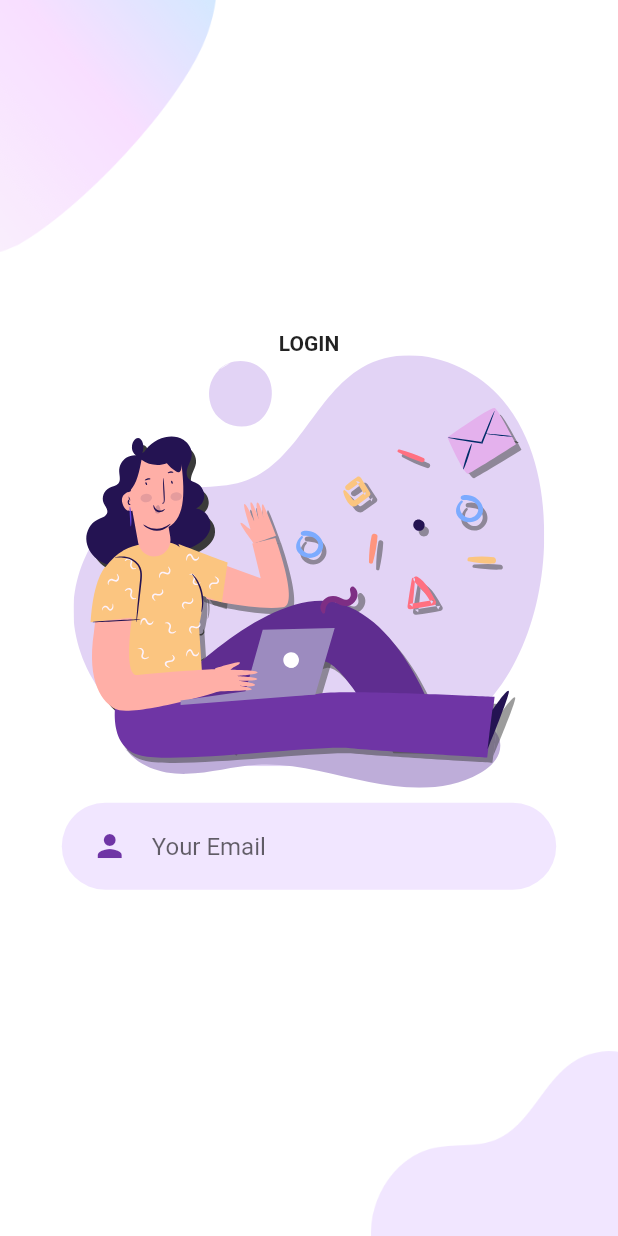
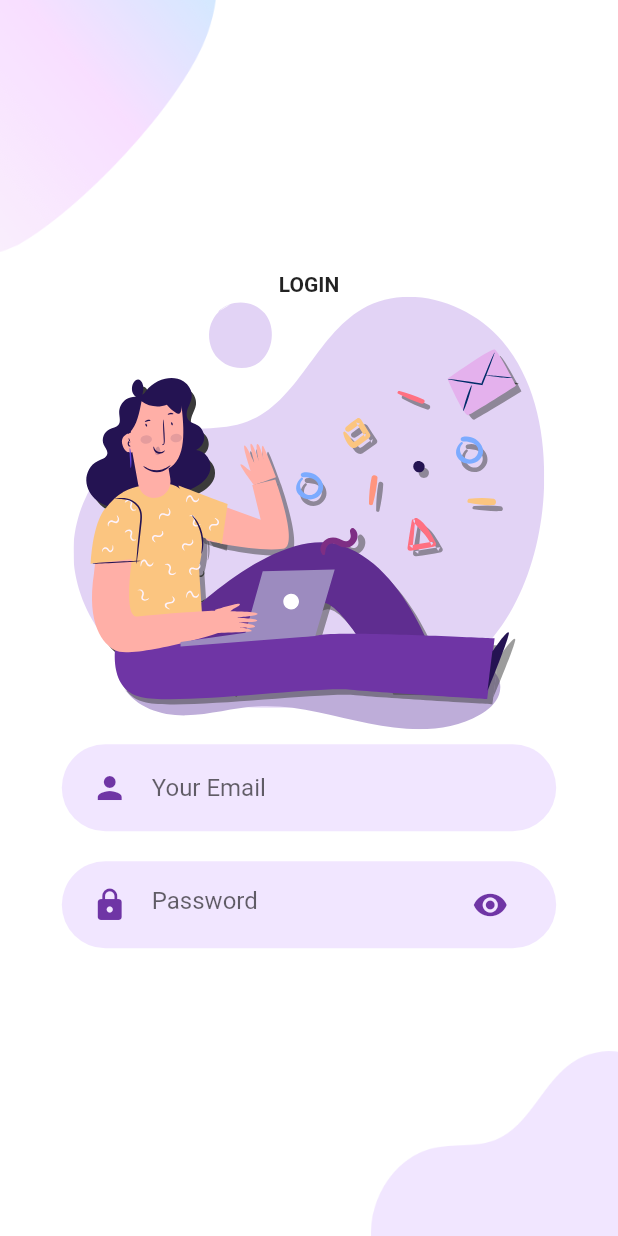
Before and after one commit to PawankumarPK/GamingApp, a Flutter app: the screen it shows after launch, after a tap on "LOGIN", on a phone screen of 412 x 824 dp. Run offline on Flutter 3.47's test engine with Material 2 defaults, Android fonts, the phone set to English and light mode, and no system bars; our stand-ins replace flutter_svg.

Commit message:
password editext added

```diff
--- a/lib/screens/Welcome/login/component/body.dart
+++ b/lib/screens/Welcome/login/component/body.dart
@@ -1,5 +1,7 @@
 import 'package:agami_dummy/constant.dart';
 import 'package:agami_dummy/screens/Welcome/login/component/background.dart';
+import 'package:agami_dummy/screens/Welcome/login/component/round_input_field.dart';
+import 'package:agami_dummy/screens/Welcome/login/component/textfield_container.dart';
 import 'package:flutter/material.dart';
 import 'package:flutter_svg/flutter_svg.dart';
 
@@ -20,13 +22,23 @@ class Body extends StatelessWidget {
               "assets/icons/login.svg",
               height: size.height * 0.35,
             ),
-            TextFieldContainer(child: TextField(
+            RoundedInputField(
+              hintText: "Your Email",
+              onChanged: (value) {},
+            ),
+            TextFieldContainer(
+              child: TextField(
+                obscureText: true,
                 decoration: InputDecoration(
+                  hintText: "Password",
                   icon: Icon(
-                Icons.person,
+                    Icons.lock,
+                    color:kPrimaryColor
+                  ),
+                  suffixIcon: Icon(
+                    Icons.visibility,
                     color: kPrimaryColor,
                   ),
-              hintText: "Your Email",
                   border: InputBorder.none
                 ),
               ),
@@ -37,26 +49,3 @@ class Body extends StatelessWidget {
     );
   }
 }
-
-class TextFieldContainer extends StatelessWidget {
-  final Widget child;
-
-  const TextFieldContainer({
-    Key key,
-    this.child,
-  }) : super(key: key);
-
-  @override
-  Widget build(BuildContext context) {
-    Size size = MediaQuery.of(context).size;
-    return Container(
-      margin: EdgeInsets.symmetric(vertical: 10),
-      padding: EdgeInsets.symmetric(horizontal: 20, vertical: 5),
-      width: size.width * 0.8,
-      decoration: BoxDecoration(
-          color: kPrimaryLightColor, borderRadius: BorderRadius.circular(29)
-      ),
-      child: child,
-    );
-  }
-}
--- /dev/null
+++ b/lib/screens/Welcome/login/component/round_input_field.dart
@@ -0,0 +1,33 @@
+import 'package:agami_dummy/screens/Welcome/login/component/textfield_container.dart';
+import 'package:flutter/material.dart';
+
+import '../../../../constant.dart';
+
+class RoundedInputField extends StatelessWidget {
+  final String hintText;
+  final IconData icon;
+  final ValueChanged<String> onChanged;
+
+  const RoundedInputField({
+    Key key,
+    this.hintText,
+    this.icon = Icons.person,
+    this.onChanged,
+  }) : super(key: key);
+
+  @override
+  Widget build(BuildContext context) {
+    return TextFieldContainer(
+      child: TextField(
+        onChanged: onChanged,
+        decoration: InputDecoration(
+            icon: Icon(
+              icon,
+              color: kPrimaryColor,
+            ),
+            hintText: hintText,
+            border: InputBorder.none),
+      ),
+    );
+  }
+}
--- /dev/null
+++ b/lib/screens/Welcome/login/component/textfield_container.dart
@@ -0,0 +1,25 @@
+import 'package:flutter/material.dart';
+
+import '../../../../constant.dart';
+
+class TextFieldContainer extends StatelessWidget {
+  final Widget child;
+
+  const TextFieldContainer({
+    Key key,
+    this.child,
+  }) : super(key: key);
+
+  @override
+  Widget build(BuildContext context) {
+    Size size = MediaQuery.of(context).size;
+    return Container(
+      margin: EdgeInsets.symmetric(vertical: 10),
+      padding: EdgeInsets.symmetric(horizontal: 20, vertical: 5),
+      width: size.width * 0.8,
+      decoration: BoxDecoration(
+          color: kPrimaryLightColor, borderRadius: BorderRadius.circular(29)),
+      child: child,
+    );
+  }
+}
```
Lines whose indentation alone changed are shown as unchanged.
